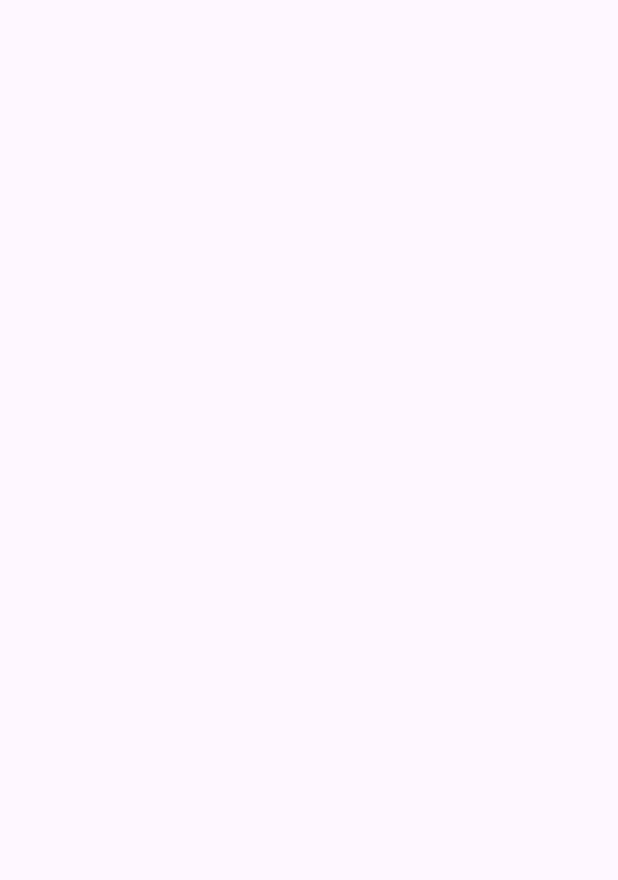
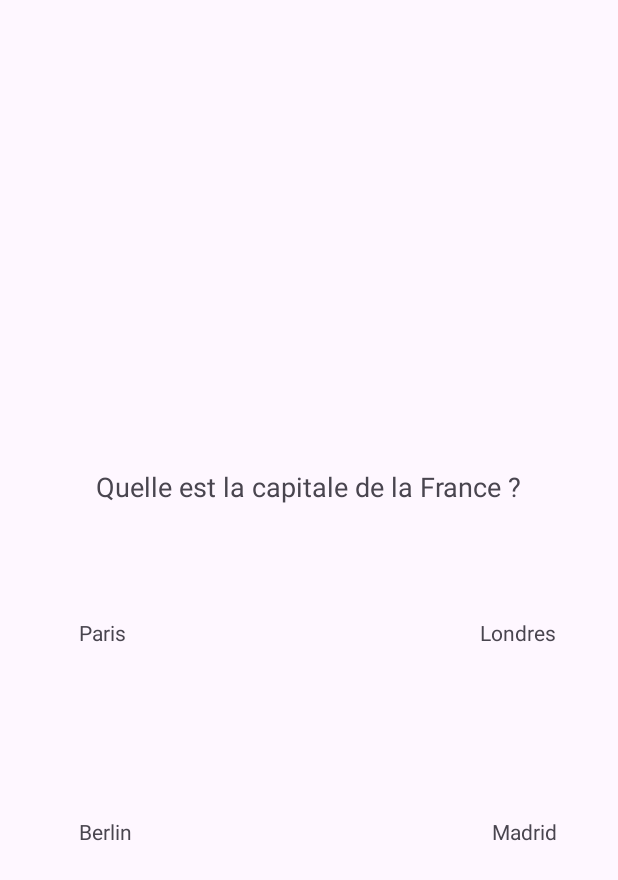
Before and after one commit to Leroideslicornes/Projet_android, an Android app: the Question screen opened directly, with no data from a screen before it, on a phone screen of 412 x 824 dp. Before the commit the part shown is empty. Shown: the top 880 px of the screen. Run offline under Robolectric (Android 15) with nearby library versions, the phone set to English and light mode, and no system bars.

Commit message:
Ajout de la page questio qui viendera chercher,suivant les paramètre de la partit, la question et 4 reponses.

```diff
--- a/app/src/main/java/com/example/myapplication/Question.java
+++ b/app/src/main/java/com/example/myapplication/Question.java
@@ -1,24 +1,34 @@
 package com.example.myapplication;
 
 import android.os.Bundle;
-
-import androidx.activity.EdgeToEdge;
+import android.widget.TextView;
 import androidx.appcompat.app.AppCompatActivity;
-import androidx.core.graphics.Insets;
-import androidx.core.view.ViewCompat;
-import androidx.core.view.WindowInsetsCompat;
 
 public class Question extends AppCompatActivity {
 
     @Override
     protected void onCreate(Bundle savedInstanceState) {
         super.onCreate(savedInstanceState);
-        EdgeToEdge.enable(this);
         setContentView(R.layout.activity_question);
-        ViewCompat.setOnApplyWindowInsetsListener(findViewById(R.id.main), (v, insets) -> {
-            Insets systemBars = insets.getInsets(WindowInsetsCompat.Type.systemBars());
-            v.setPadding(systemBars.left, systemBars.top, systemBars.right, systemBars.bottom);
-            return insets;
-        });
+
+        // Exemple de texte statique pour la question et les réponses
+        String questionText = "Quelle est la capitale de la France ?";
+        String option1 = "Paris";
+        String option2 = "Londres";
+        String option3 = "Berlin";
+        String option4 = "Madrid";
+
+        // Mettre à jour les TextView avec les valeurs
+        TextView questionTextView = findViewById(R.id.question_text);
+        TextView option1TextView = findViewById(R.id.option1_text);
+        TextView option2TextView = findViewById(R.id.option2_text);
+        TextView option3TextView = findViewById(R.id.option3_text);
+        TextView option4TextView = findViewById(R.id.option4_text);
+
+        questionTextView.setText(questionText);
+        option1TextView.setText(option1);
+        option2TextView.setText(option2);
+        option3TextView.setText(option3);
+        option4TextView.setText(option4);
     }
 }
--- a/app/src/main/res/layout/activity_question.xml
+++ b/app/src/main/res/layout/activity_question.xml
@@ -1,11 +1,63 @@
 <?xml version="1.0" encoding="utf-8"?>
 <androidx.constraintlayout.widget.ConstraintLayout
 		xmlns:android="http://schemas.android.com/apk/res/android"
-		xmlns:tools="http://schemas.android.com/tools"
-		xmlns:app="http://schemas.android.com/apk/res-auto"
-		android:id="@+id/main"
-		android:layout_width="match_parent"
-		android:layout_height="match_parent"
-		tools:context=".Question">
+		xmlns:app="http://schemas.android.com/apk/res-auto" xmlns:tools="http://schemas.android.com/tools" android:layout_width="match_parent"
+              android:layout_height="match_parent"
+              android:orientation="vertical"
+              android:padding="16dp">
+
+	<TextView
+			android:id="@+id/question_text"
+			android:layout_width="wrap_content"
+			android:layout_height="wrap_content"
+			android:text="Question"
+			android:textSize="18sp"
+			tools:ignore="MissingConstraints"
+			app:layout_constraintTop_toTopOf="parent"
+			app:layout_constraintBottom_toBottomOf="parent" app:layout_constraintEnd_toEndOf="parent"
+			app:layout_constraintVertical_bias="0.386" app:layout_constraintStart_toStartOf="parent"
+	/>
+	<TextView
+			android:id="@+id/option1_text"
+			android:layout_width="wrap_content"
+			android:layout_height="wrap_content"
+			android:text="Option 1"
+			android:padding="8dp"
+
+			tools:ignore="MissingConstraints"
+			app:layout_constraintTop_toTopOf="parent"
+			app:layout_constraintBottom_toBottomOf="parent" app:layout_constraintEnd_toEndOf="parent"
+			app:layout_constraintStart_toStartOf="parent" app:layout_constraintHorizontal_bias="0.087"
+			app:layout_constraintVertical_bias="0.513"/>
+	<TextView
+			android:id="@+id/option2_text"
+			android:layout_width="wrap_content"
+			android:layout_height="wrap_content"
+			android:text="Option 2"
+			android:padding="8dp"
+
+			tools:ignore="MissingConstraints"
+			app:layout_constraintEnd_toEndOf="parent" app:layout_constraintBottom_toBottomOf="parent"
+			app:layout_constraintTop_toTopOf="parent" app:layout_constraintStart_toStartOf="parent"
+			app:layout_constraintHorizontal_bias="0.945" app:layout_constraintVertical_bias="0.513"/>
+	<TextView
+			android:id="@+id/option3_text"
+			android:layout_width="wrap_content"
+			android:layout_height="wrap_content"
+			android:text="Option 3"
+			android:padding="8dp"
+
+			app:layout_constraintStart_toStartOf="parent" app:layout_constraintBottom_toBottomOf="parent"
+			app:layout_constraintEnd_toEndOf="parent" app:layout_constraintTop_toTopOf="parent"
+			app:layout_constraintHorizontal_bias="0.087" app:layout_constraintVertical_bias="0.688"/>
+	<TextView
+			android:id="@+id/option4_text"
+			android:layout_width="wrap_content"
+			android:layout_height="wrap_content"
+			android:text="Option 4"
+			android:padding="8dp" tools:ignore="MissingConstraints"
+			app:layout_constraintEnd_toEndOf="parent" app:layout_constraintStart_toStartOf="parent"
+			app:layout_constraintBottom_toBottomOf="parent" app:layout_constraintTop_toTopOf="parent"
+			app:layout_constraintHorizontal_bias="0.948" app:layout_constraintVertical_bias="0.688"/>
 
 </androidx.constraintlayout.widget.ConstraintLayout>
```
